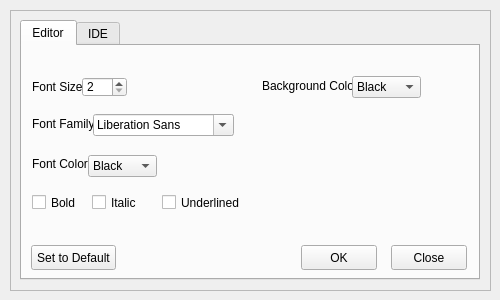
This is settingsform.ui in plmr0/wyde as Qt 5 draws it before an edit. The edited form follows.
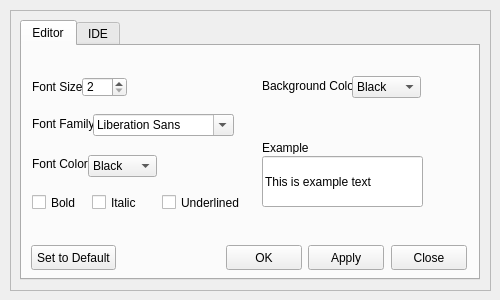
This is the edited form.

Commit message: Settings Widget update

Diff of the .ui file:
```diff
--- a/settingsform.ui
+++ b/settingsform.ui
@@ -122,7 +122,7 @@
           <widget class="QPushButton" name="pushButton">
            <property name="geometry">
             <rect>
-             <x>279</x>
+             <x>204</x>
              <y>199</y>
              <width>76</width>
              <height>25</height>
@@ -323,6 +323,54 @@
             </property>
            </item>
           </widget>
+          <widget class="QLabel" name="label_6">
+           <property name="geometry">
+            <rect>
+             <x>240</x>
+             <y>95</y>
+             <width>47</width>
+             <height>13</height>
+            </rect>
+           </property>
+           <property name="text">
+            <string>Example:</string>
+           </property>
+          </widget>
+          <widget class="QLineEdit" name="lineEdit">
+           <property name="geometry">
+            <rect>
+             <x>240</x>
+             <y>110</y>
+             <width>161</width>
+             <height>51</height>
+            </rect>
+           </property>
+           <property name="text">
+            <string>This is example text</string>
+           </property>
+           <property name="readOnly">
+            <bool>true</bool>
+           </property>
+           <property name="clearButtonEnabled">
+            <bool>false</bool>
+           </property>
+          </widget>
+          <widget class="QPushButton" name="pushButton_4">
+           <property name="enabled">
+            <bool>true</bool>
+           </property>
+           <property name="geometry">
+            <rect>
+             <x>286</x>
+             <y>199</y>
+             <width>76</width>
+             <height>25</height>
+            </rect>
+           </property>
+           <property name="text">
+            <string>Apply</string>
+           </property>
+          </widget>
          </widget>
          <widget class="QWidget" name="tab_4">
           <attribute name="title">
```
Left out of the diff: 18 changed lines with no effect on the pictures. The commit also changes 3 other files.
